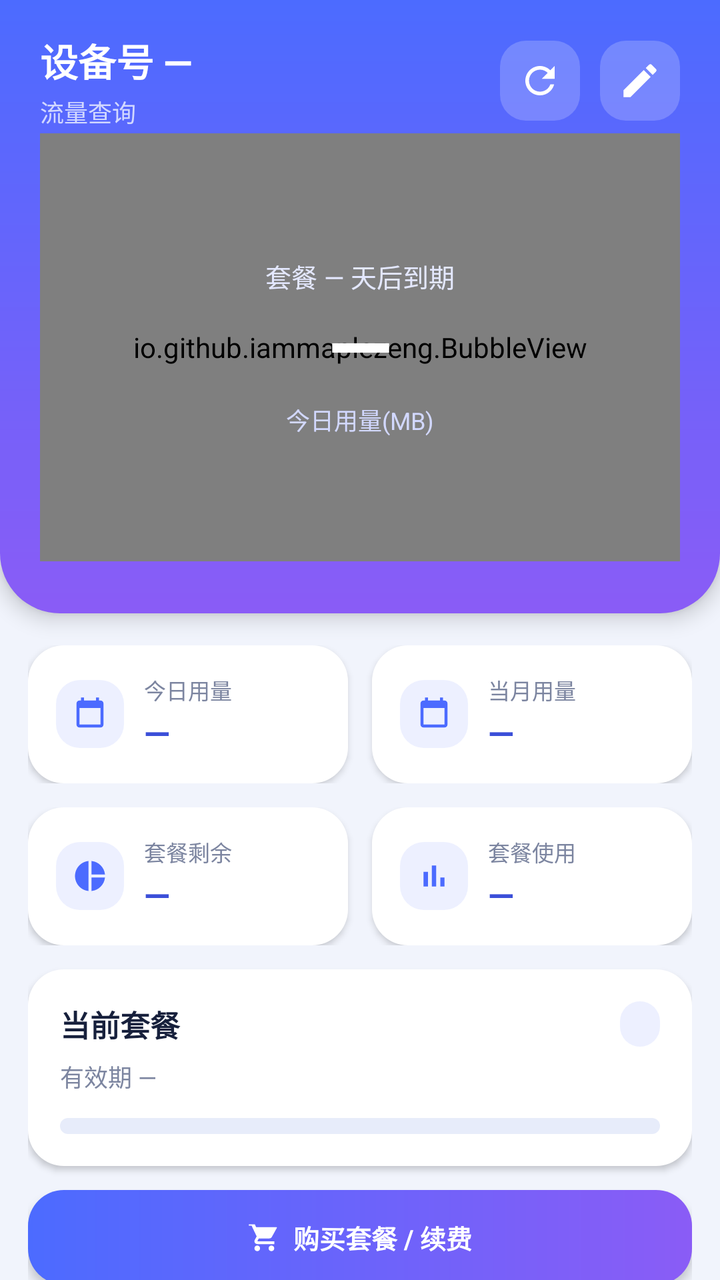
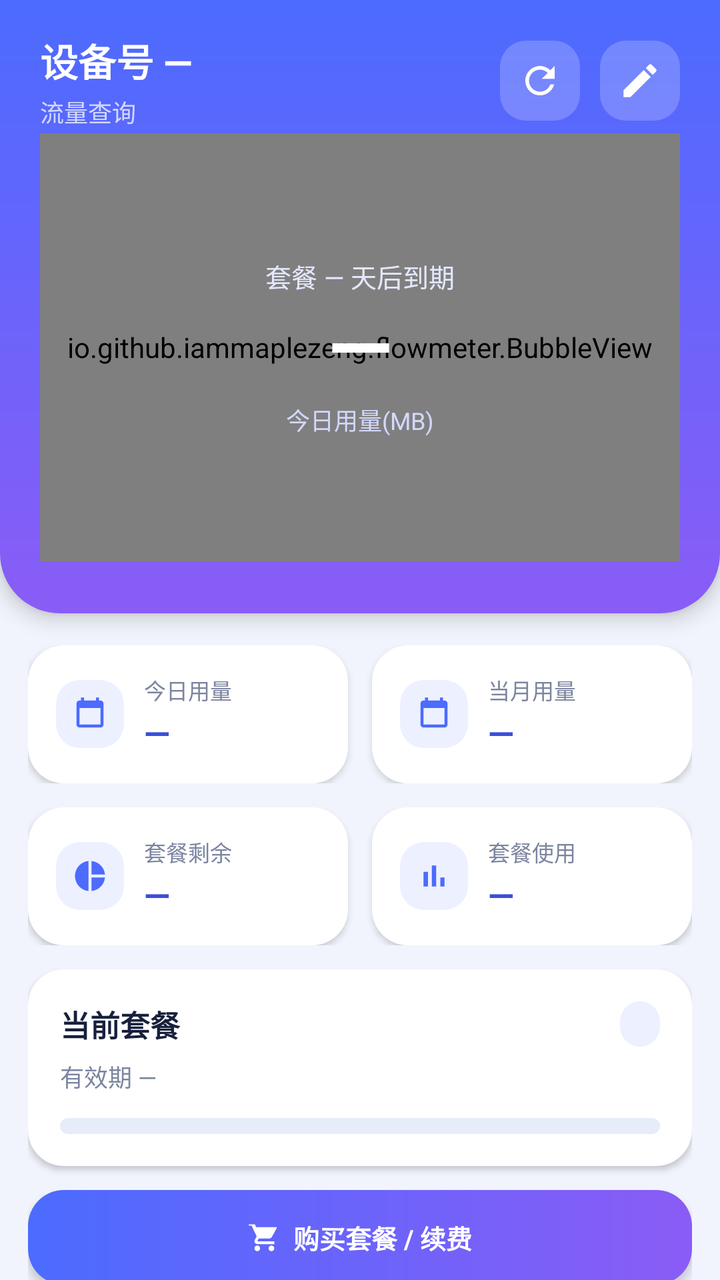

Before-and-after screenshots of an Android layout around one commit, followed by the original layout XML and the change that was made.
<!-- AndroidManifest.xml: application theme AppTheme -->
<!-- res/layout/activity_main.xml -->
<?xml version="1.0" encoding="utf-8"?>
<ScrollView xmlns:android="http://schemas.android.com/apk/res/android"
    android:id="@+id/scrollRoot"
    android:layout_width="match_parent"
    android:layout_height="match_parent"
    android:background="@color/bg"
    android:clipToPadding="false"
    android:fillViewport="true"
    android:scrollbars="none">

    <LinearLayout
        android:layout_width="match_parent"
        android:layout_height="wrap_content"
        android:orientation="vertical">

        
        <LinearLayout
            android:id="@+id/header"
            android:layout_width="match_parent"
            android:layout_height="wrap_content"
            android:background="@drawable/bg_header"
            android:elevation="6dp"
            android:orientation="vertical"
            android:paddingStart="20dp"
            android:paddingTop="16dp"
            android:paddingEnd="20dp"
            android:paddingBottom="26dp">

            <LinearLayout
                android:layout_width="match_parent"
                android:layout_height="wrap_content"
                android:gravity="center_vertical"
                android:orientation="horizontal">

                <LinearLayout
                    android:layout_width="0dp"
                    android:layout_height="wrap_content"
                    android:layout_weight="1"
                    android:orientation="vertical">

                    <TextView
                        android:id="@+id/tvDevice"
                        android:layout_width="wrap_content"
                        android:layout_height="wrap_content"
                        android:text="设备号 —"
                        android:textColor="#FFFFFF"
                        android:textSize="19sp"
                        android:textStyle="bold" />

                    <TextView
                        android:id="@+id/tvMobile"
                        android:layout_width="wrap_content"
                        android:layout_height="wrap_content"
                        android:layout_marginTop="3dp"
                        android:text="流量查询"
                        android:textColor="#D2D8FF"
                        android:textSize="12sp" />
                </LinearLayout>

                <ImageView
                    android:id="@+id/btnRefresh"
                    android:layout_width="40dp"
                    android:layout_height="40dp"
                    android:background="@drawable/bg_glass"
                    android:contentDescription="刷新"
                    android:padding="9dp"
                    android:src="@drawable/ic_refresh" />

                <ImageView
                    android:id="@+id/btnSettings"
                    android:layout_width="40dp"
                    android:layout_height="40dp"
                    android:layout_marginStart="10dp"
                    android:background="@drawable/bg_glass"
                    android:contentDescription="修改设备号"
                    android:padding="9dp"
                    android:src="@drawable/ic_edit" />
            </LinearLayout>

            <FrameLayout
                android:id="@+id/bubbleBox"
                android:layout_width="match_parent"
                android:layout_height="214dp"
                android:layout_marginTop="2dp">

                <io.github.iammaplezeng.BubbleView
                    android:layout_width="match_parent"
                    android:layout_height="match_parent" />

                <LinearLayout
                    android:layout_width="match_parent"
                    android:layout_height="match_parent"
                    android:gravity="center"
                    android:orientation="vertical">

                    <TextView
                        android:id="@+id/tvBubbleHint"
                        android:layout_width="wrap_content"
                        android:layout_height="wrap_content"
                        android:text="套餐 — 天后到期"
                        android:textColor="#E4E8FF"
                        android:textSize="13sp" />

                    <TextView
                        android:id="@+id/tvBubbleValue"
                        android:layout_width="wrap_content"
                        android:layout_height="wrap_content"
                        android:layout_marginTop="2dp"
                        android:includeFontPadding="false"
                        android:text="—"
                        android:textColor="#FFFFFF"
                        android:textSize="42sp"
                        android:textStyle="bold" />

                    <TextView
                        android:id="@+id/tvBubbleUnit"
                        android:layout_width="wrap_content"
                        android:layout_height="wrap_content"
                        android:layout_marginTop="2dp"
                        android:text="今日用量(MB)"
                        android:textColor="#D2D8FF"
                        android:textSize="12sp" />
                </LinearLayout>
            </FrameLayout>
        </LinearLayout>

        
        <LinearLayout
            android:layout_width="match_parent"
            android:layout_height="wrap_content"
            android:orientation="vertical"
            android:paddingStart="14dp"
            android:paddingTop="16dp"
            android:paddingEnd="14dp">

            <LinearLayout
                android:layout_width="match_parent"
                android:layout_height="wrap_content"
                android:orientation="horizontal">

                <LinearLayout
                    android:layout_width="0dp"
                    android:layout_height="wrap_content"
                    android:layout_weight="1"
                    android:background="@drawable/bg_card"
                    android:elevation="2dp"
                    android:gravity="center_vertical"
                    android:orientation="horizontal"
                    android:padding="14dp">

                    <ImageView
                        android:layout_width="34dp"
                        android:layout_height="34dp"
                        android:background="@drawable/bg_chip"
                        android:contentDescription="今日用量"
                        android:padding="8dp"
                        android:src="@drawable/ic_calendar"
                        android:tint="@color/accent" />

                    <LinearLayout
                        android:layout_width="0dp"
                        android:layout_height="wrap_content"
                        android:layout_marginStart="10dp"
                        android:layout_weight="1"
                        android:orientation="vertical">

                        <TextView
                            android:layout_width="wrap_content"
                            android:layout_height="wrap_content"
                            android:text="今日用量"
                            android:textColor="@color/textSecondary"
                            android:textSize="11sp" />

                        <TextView
                            android:id="@+id/tvToday"
                            android:layout_width="wrap_content"
                            android:layout_height="wrap_content"
                            android:layout_marginTop="2dp"
                            android:text="—"
                            android:textColor="@color/accentDeep"
                            android:textSize="17sp"
                            android:textStyle="bold" />
                    </LinearLayout>
                </LinearLayout>

                <View
                    android:layout_width="12dp"
                    android:layout_height="1dp" />

                <LinearLayout
                    android:layout_width="0dp"
                    android:layout_height="wrap_content"
                    android:layout_weight="1"
                    android:background="@drawable/bg_card"
                    android:elevation="2dp"
                    android:gravity="center_vertical"
                    android:orientation="horizontal"
                    android:padding="14dp">

                    <ImageView
                        android:layout_width="34dp"
                        android:layout_height="34dp"
                        android:background="@drawable/bg_chip"
                        android:contentDescription="当月用量"
                        android:padding="8dp"
                        android:src="@drawable/ic_calendar"
                        android:tint="@color/accent" />

                    <LinearLayout
                        android:layout_width="0dp"
                        android:layout_height="wrap_content"
                        android:layout_marginStart="10dp"
                        android:layout_weight="1"
                        android:orientation="vertical">

                        <TextView
                            android:layout_width="wrap_content"
                            android:layout_height="wrap_content"
                            android:text="当月用量"
                            android:textColor="@color/textSecondary"
                            android:textSize="11sp" />

                        <TextView
                            android:id="@+id/tvMonth"
                            android:layout_width="wrap_content"
                            android:layout_height="wrap_content"
                            android:layout_marginTop="2dp"
                            android:text="—"
                            android:textColor="@color/accentDeep"
                            android:textSize="17sp"
                            android:textStyle="bold" />
                    </LinearLayout>
                </LinearLayout>
            </LinearLayout>

            <LinearLayout
                android:layout_width="match_parent"
                android:layout_height="wrap_content"
                android:layout_marginTop="12dp"
                android:orientation="horizontal">

                <LinearLayout
                    android:layout_width="0dp"
                    android:layout_height="wrap_content"
                    android:layout_weight="1"
                    android:background="@drawable/bg_card"
                    android:elevation="2dp"
                    android:gravity="center_vertical"
                    android:orientation="horizontal"
                    android:padding="14dp">

                    <ImageView
                        android:layout_width="34dp"
                        android:layout_height="34dp"
                        android:background="@drawable/bg_chip"
                        android:contentDescription="套餐剩余"
                        android:padding="8dp"
                        android:src="@drawable/ic_pie"
                        android:tint="@color/accent" />

                    <LinearLayout
                        android:layout_width="0dp"
                        android:layout_height="wrap_content"
                        android:layout_marginStart="10dp"
                        android:layout_weight="1"
                        android:orientation="vertical">

                        <TextView
                            android:layout_width="wrap_content"
                            android:layout_height="wrap_content"
                            android:text="套餐剩余"
                            android:textColor="@color/textSecondary"
                            android:textSize="11sp" />

                        <TextView
                            android:id="@+id/tvRemain"
                            android:layout_width="wrap_content"
                            android:layout_height="wrap_content"
                            android:layout_marginTop="2dp"
                            android:text="—"
                            android:textColor="@color/accentDeep"
                            android:textSize="17sp"
                            android:textStyle="bold" />
                    </LinearLayout>
                </LinearLayout>

                <View
                    android:layout_width="12dp"
                    android:layout_height="1dp" />

                <LinearLayout
                    android:layout_width="0dp"
                    android:layout_height="wrap_content"
                    android:layout_weight="1"
                    android:background="@drawable/bg_card"
                    android:elevation="2dp"
                    android:gravity="center_vertical"
                    android:orientation="horizontal"
                    android:padding="14dp">

                    <ImageView
                        android:layout_width="34dp"
                        android:layout_height="34dp"
                        android:background="@drawable/bg_chip"
                        android:contentDescription="套餐使用"
                        android:padding="8dp"
                        android:src="@drawable/ic_chart"
                        android:tint="@color/accent" />

                    <LinearLayout
                        android:layout_width="0dp"
                        android:layout_height="wrap_content"
                        android:layout_marginStart="10dp"
                        android:layout_weight="1"
                        android:orientation="vertical">

                        <TextView
                            android:layout_width="wrap_content"
                            android:layout_height="wrap_content"
                            android:text="套餐使用"
                            android:textColor="@color/textSecondary"
                            android:textSize="11sp" />

                        <TextView
                            android:id="@+id/tvUsed"
                            android:layout_width="wrap_content"
                            android:layout_height="wrap_content"
                            android:layout_marginTop="2dp"
                            android:text="—"
                            android:textColor="@color/accentDeep"
                            android:textSize="17sp"
                            android:textStyle="bold" />
                    </LinearLayout>
                </LinearLayout>
            </LinearLayout>

            
            <LinearLayout
                android:layout_width="match_parent"
                android:layout_height="wrap_content"
                android:layout_marginTop="12dp"
                android:background="@drawable/bg_card"
                android:elevation="2dp"
                android:orientation="vertical"
                android:padding="16dp">

                <LinearLayout
                    android:layout_width="match_parent"
                    android:layout_height="wrap_content"
                    android:gravity="center_vertical"
                    android:orientation="horizontal">

                    <TextView
                        android:id="@+id/tvPkgName"
                        android:layout_width="0dp"
                        android:layout_height="wrap_content"
                        android:layout_weight="1"
                        android:text="当前套餐"
                        android:textColor="@color/textPrimary"
                        android:textSize="15sp"
                        android:textStyle="bold" />

                    <TextView
                        android:id="@+id/tvPkgDays"
                        android:layout_width="wrap_content"
                        android:layout_height="wrap_content"
                        android:background="@drawable/bg_chip"
                        android:paddingStart="10dp"
                        android:paddingTop="4dp"
                        android:paddingEnd="10dp"
                        android:paddingBottom="4dp"
                        android:text=""
                        android:textColor="@color/accent"
                        android:textSize="11sp" />
                </LinearLayout>

                <TextView
                    android:id="@+id/tvPkgDate"
                    android:layout_width="wrap_content"
                    android:layout_height="wrap_content"
                    android:layout_marginTop="6dp"
                    android:text="有效期 —"
                    android:textColor="@color/textSecondary"
                    android:textSize="12sp" />

                <ProgressBar
                    android:id="@+id/pbPkg"
                    style="?android:attr/progressBarStyleHorizontal"
                    android:layout_width="match_parent"
                    android:layout_height="8dp"
                    android:layout_marginTop="12dp"
                    android:max="100"
                    android:progress="0"
                    android:progressDrawable="@drawable/progress_horizontal" />
            </LinearLayout>

            <LinearLayout
                android:id="@+id/btnBuy"
                android:layout_width="match_parent"
                android:layout_height="wrap_content"
                android:layout_marginTop="12dp"
                android:background="@drawable/bg_buy"
                android:elevation="3dp"
                android:gravity="center"
                android:orientation="horizontal"
                android:paddingTop="14dp"
                android:paddingBottom="14dp">

                <ImageView
                    android:layout_width="17dp"
                    android:layout_height="17dp"
                    android:contentDescription="购买套餐"
                    android:src="@drawable/ic_cart" />

                <TextView
                    android:layout_width="wrap_content"
                    android:layout_height="wrap_content"
                    android:layout_marginStart="6dp"
                    android:text="购买套餐 / 续费"
                    android:textColor="@color/white"
                    android:textSize="13sp"
                    android:textStyle="bold" />
            </LinearLayout>

            <LinearLayout
                android:id="@+id/btnAddWidget"
                android:layout_width="match_parent"
                android:layout_height="wrap_content"
                android:layout_marginTop="10dp"
                android:background="@drawable/bg_card"
                android:elevation="2dp"
                android:gravity="center"
                android:orientation="horizontal"
                android:paddingTop="13dp"
                android:paddingBottom="13dp">

                <ImageView
                    android:layout_width="16dp"
                    android:layout_height="16dp"
                    android:contentDescription="添加桌面组件"
                    android:src="@drawable/ic_widget"
                    android:tint="@color/accent" />

                <TextView
                    android:layout_width="wrap_content"
                    android:layout_height="wrap_content"
                    android:layout_marginStart="6dp"
                    android:text="添加桌面组件"
                    android:textColor="@color/accent"
                    android:textSize="13sp"
                    android:textStyle="bold" />
            </LinearLayout>

            <TextView
                android:id="@+id/tvUpdated"
                android:layout_width="match_parent"
                android:layout_height="wrap_content"
                android:layout_marginTop="16dp"
                android:gravity="center"
                android:text="尚未刷新"
                android:textColor="@color/textSecondary"
                android:textSize="11sp" />

            <TextView
                android:id="@+id/footer"
                android:layout_width="match_parent"
                android:layout_height="wrap_content"
                android:layout_marginTop="6dp"
                android:layout_marginBottom="24dp"
                android:gravity="center"
                android:text="数据来源：c.js-iot.cn 流量平台"
                android:textColor="#AEB5C9"
                android:textSize="10sp" />
        </LinearLayout>
    </LinearLayout>
</ScrollView>
<!-- resources referenced by this layout -->
<resources>
  <color name="accent">#4C6BFF</color>
  <color name="accentDeep">#3B4FD8</color>
  <color name="bg">#F1F4FC</color>
  <color name="textPrimary">#17203C</color>
  <color name="textSecondary">#7C85A0</color>
  <color name="white">#FFFFFF</color>
  <!-- drawable bg_buy (drawable) -->
  <?xml version="1.0" encoding="utf-8"?>
  <shape xmlns:android="http://schemas.android.com/apk/res/android"
      android:shape="rectangle">
      <gradient
          android:angle="0"
          android:startColor="@color/headerTop"
          android:endColor="@color/headerBottom"
          android:type="linear" />
      <corners android:radius="18dp" />
  </shape>
  <!-- drawable bg_card (drawable) -->
  <?xml version="1.0" encoding="utf-8"?>
  <shape xmlns:android="http://schemas.android.com/apk/res/android" android:shape="rectangle">
      <solid android:color="@color/white" />
      <corners android:radius="18dp" />
  </shape>
  <!-- drawable bg_chip (drawable) -->
  <?xml version="1.0" encoding="utf-8"?>
  <shape xmlns:android="http://schemas.android.com/apk/res/android" android:shape="rectangle">
      <solid android:color="#1A4C6BFF" />
      <corners android:radius="12dp" />
  </shape>
  <!-- drawable bg_glass (drawable) -->
  <?xml version="1.0" encoding="utf-8"?>
  <shape xmlns:android="http://schemas.android.com/apk/res/android" android:shape="rectangle">
      <solid android:color="#33FFFFFF" />
      <corners android:radius="13dp" />
  </shape>
  <!-- drawable bg_header (drawable) -->
  <?xml version="1.0" encoding="utf-8"?>
  <shape xmlns:android="http://schemas.android.com/apk/res/android" android:shape="rectangle">
      <gradient
          android:angle="320"
          android:startColor="@color/headerTop"
          android:endColor="@color/headerBottom"
          android:type="linear" />
      <corners
          android:bottomLeftRadius="30dp"
          android:bottomRightRadius="30dp" />
  </shape>
  <!-- drawable ic_calendar (drawable) -->
  <?xml version="1.0" encoding="utf-8"?>
  <vector xmlns:android="http://schemas.android.com/apk/res/android"
      android:width="24dp"
      android:height="24dp"
      android:viewportWidth="24"
      android:viewportHeight="24">
      <path
          android:fillColor="#FFFFFF"
          android:pathData="M19,3h-1V1h-2v2H8V1H6v2H5C3.89,3 3,3.9 3,5v14c0,1.1 0.89,2 2,2h14c1.1,0 2,-0.9 2,-2V5c0,-1.1 -0.9,-2 -2,-2zM19,19H5V8h14v11z" />
  </vector>
  <!-- drawable ic_chart (drawable) -->
  <?xml version="1.0" encoding="utf-8"?>
  <vector xmlns:android="http://schemas.android.com/apk/res/android"
      android:width="24dp"
      android:height="24dp"
      android:viewportWidth="24"
      android:viewportHeight="24">
      <path
          android:fillColor="#FFFFFF"
          android:pathData="M5,9.2h3V19H5zM10.6,5h2.8v14h-2.8zM16.2,13H19v6h-2.8z" />
  </vector>
  <!-- drawable ic_widget (drawable) -->
  <?xml version="1.0" encoding="utf-8"?>
  <vector xmlns:android="http://schemas.android.com/apk/res/android"
      android:width="24dp"
      android:height="24dp"
      android:viewportWidth="24"
      android:viewportHeight="24">
      <path
          android:fillColor="#FFFFFF"
          android:pathData="M3,13h8V3H3v10zM13,21h8v-8h-8v8zM3,21h8v-6H3v6zM13,3v8h8V3h-8z" />
  </vector>
  <style name="AppTheme" parent="@android:style/Theme.Material.Light.NoActionBar">
          <item name="android:windowBackground">@color/bg</item>
          <item name="android:statusBarColor">@color/headerTop</item>
          <item name="android:navigationBarColor">@color/bg</item>
          <item name="android:windowLightStatusBar">false</item>
          <item name="android:colorAccent">@color/accent</item>
      </style>
  <color name="headerTop">#4C6BFF</color>
  <color name="headerBottom">#8A5CF6</color>
  <color name="track">#E7ECFA</color>
  <!-- unchanged entries left out for length: 5 -->
</resources>

<!-- the commit's change to res/layout/activity_main.xml (unified diff, before → after) -->
@@ -83,7 +83,7 @@
                 android:layout_height="214dp"
                 android:layout_marginTop="2dp">
 
-                <io.github.iammaplezeng.BubbleView
+                <io.github.iammaplezeng.flowmeter.BubbleView
                     android:layout_width="match_parent"
                     android:layout_height="match_parent" />
 
